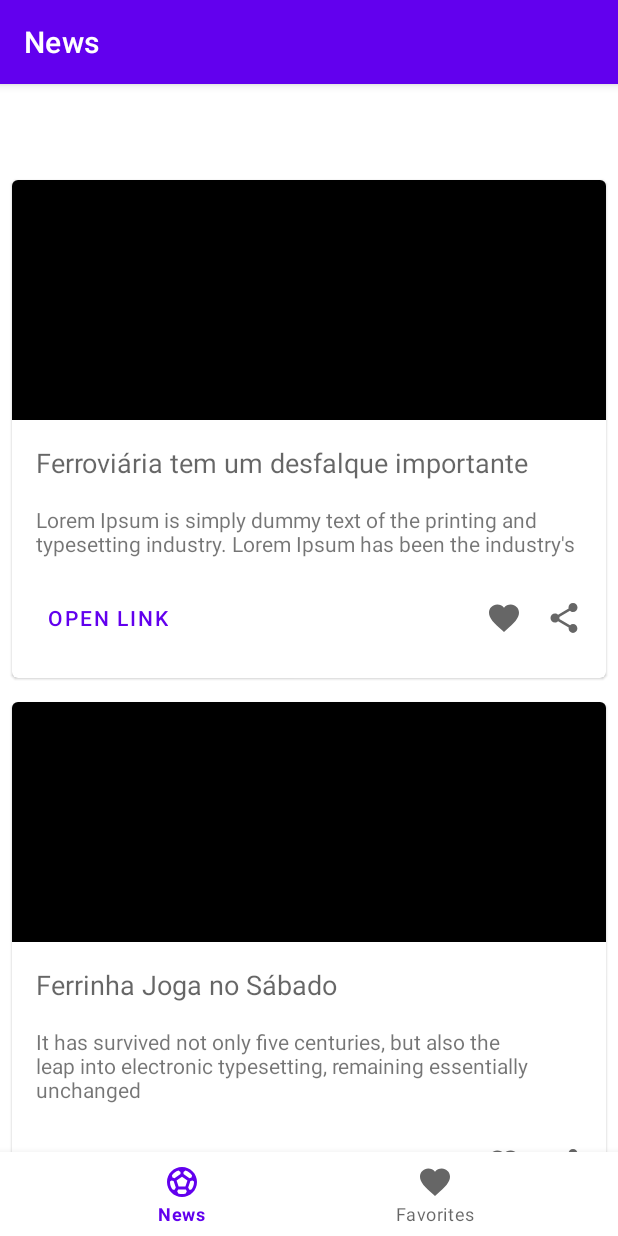
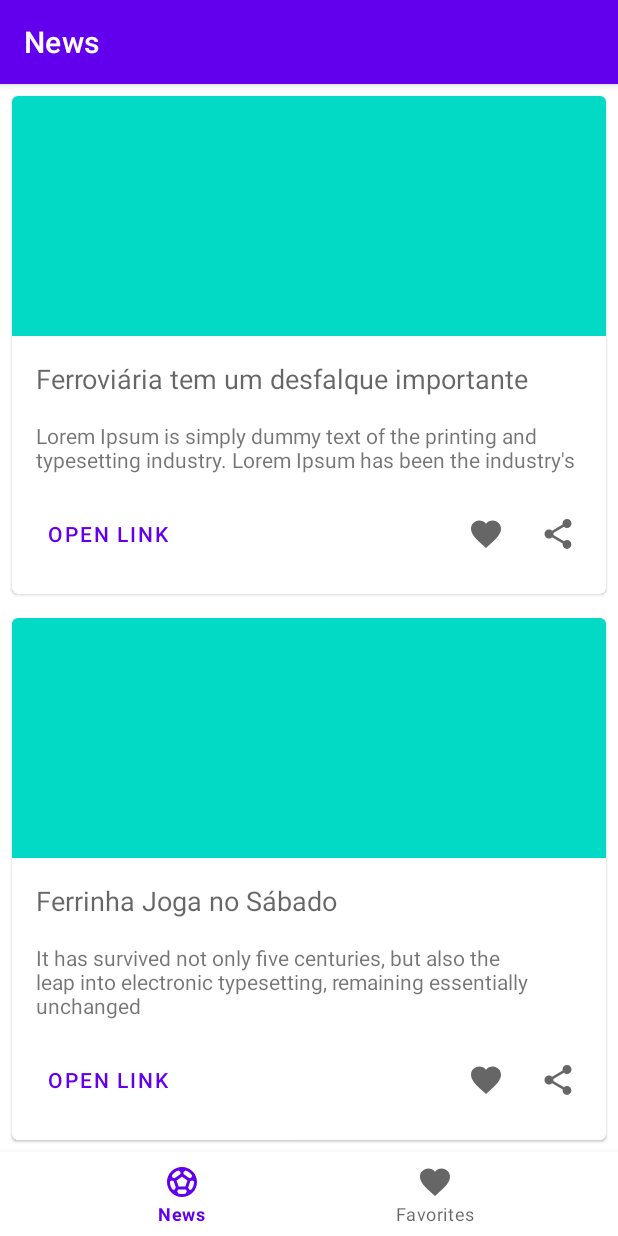
Before and after one commit to MichaelKnopacki/SoccerNews, an Android app: the screen it shows after launch (MainActivity), on a phone screen of 412 x 824 dp. Run offline under Robolectric (Android 15) with nearby library versions, the phone set to English and light mode, and no system bars; our stand-ins replace navigation-ui.

Commit message:
Versão 2
Retirado barra superior branca
Criado efeito clique nos ícones
Apresentar botão e ícone do último card

```diff
--- a/app/src/main/res/layout/activity_main.xml
+++ b/app/src/main/res/layout/activity_main.xml
@@ -3,8 +3,7 @@
     xmlns:app="http://schemas.android.com/apk/res-auto"
     android:id="@+id/container"
     android:layout_width="match_parent"
-    android:layout_height="match_parent"
-    android:paddingTop="?attr/actionBarSize">
+    android:layout_height="match_parent">
 
     <com.google.android.material.bottomnavigation.BottomNavigationView
         android:id="@+id/nav_view"
@@ -22,7 +21,7 @@
         android:id="@+id/nav_host_fragment_activity_main"
         android:name="androidx.navigation.fragment.NavHostFragment"
         android:layout_width="match_parent"
-        android:layout_height="match_parent"
+        android:layout_height="0dp"
         app:defaultNavHost="true"
         app:layout_constraintBottom_toTopOf="@id/nav_view"
         app:layout_constraintLeft_toLeftOf="parent"
--- a/app/src/main/res/layout/news_item.xml
+++ b/app/src/main/res/layout/news_item.xml
@@ -15,9 +15,9 @@
             android:layout_width="0dp"
             android:layout_height="@dimen/news_image_height"
             android:contentDescription="@string/cd_news_image"
+            android:src="@color/teal_200"
             app:layout_constraintEnd_toEndOf="parent"
             app:layout_constraintStart_toStartOf="parent"
-            android:src="@color/black"
             app:layout_constraintTop_toTopOf="parent"
             tools:srcCompat="@tools:sample/avatars" />
 
@@ -64,7 +64,11 @@
             android:layout_width="wrap_content"
             android:layout_height="wrap_content"
             android:layout_marginEnd="16dp"
+            android:background="?android:selectableItemBackgroundBorderless"
+            android:clickable="true"
             android:contentDescription="@string/cd_favorite_icon"
+            android:focusable="true"
+            android:padding="4dp"
             app:layout_constraintBottom_toBottomOf="@+id/btOpenLink"
             app:layout_constraintEnd_toStartOf="@+id/ivShare"
             app:layout_constraintTop_toTopOf="@+id/btOpenLink"
@@ -75,7 +79,11 @@
             android:layout_width="wrap_content"
             android:layout_height="wrap_content"
             android:layout_marginEnd="16dp"
+            android:background="?android:selectableItemBackgroundBorderless"
+            android:clickable="true"
             android:contentDescription="@string/cd_share_icon"
+            android:focusable="true"
+            android:padding="4dp"
             app:layout_constraintBottom_toBottomOf="@+id/btOpenLink"
             app:layout_constraintEnd_toEndOf="parent"
             app:layout_constraintTop_toTopOf="@+id/btOpenLink"
```
